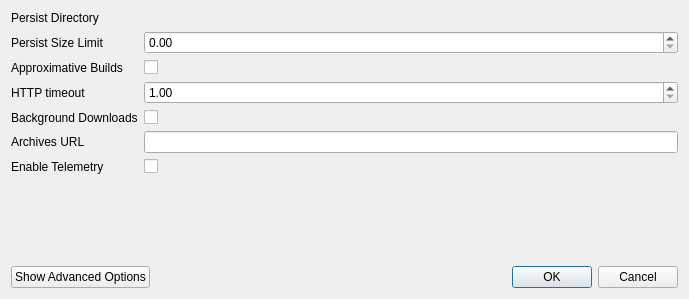
First picture: the form in gui/mozregui/ui/global_prefs.ui, repository mozilla/mozregression, before the edit.
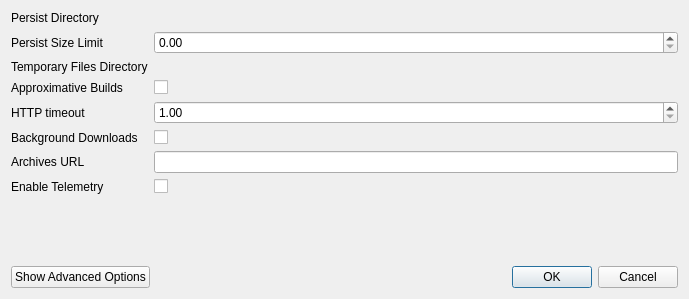
Second picture: the form after the edit. Custom widgets are drawn as their Qt base class.

Commit message: config: allow temp directory to be overridden (bug 2056852) (#2209)

Patch:
```diff
--- a/gui/mozregui/ui/global_prefs.ui
+++ b/gui/mozregui/ui/global_prefs.ui
@@ -53,6 +53,19 @@
       </widget>
      </item>
      <item row="2" column="0">
+      <widget class="QLabel" name="temp_dir_label">
+       <property name="toolTip">
+        <string>The directory in which temporary files, such as profile clones and unpacked builds, are created. Leave blank to use the system temp directory.</string>
+       </property>
+       <property name="text">
+        <string>Temporary Files Directory</string>
+       </property>
+      </widget>
+     </item>
+     <item row="2" column="1">
+      <widget class="DirectorySelectWidget" name="temp_dir" native="true"/>
+     </item>
+     <item row="3" column="0">
       <widget class="QLabel" name="label_4">
        <property name="toolTip">
         <string>reuse approximate persistent builds instead of downloading the accurate ones.</string>
@@ -62,14 +75,14 @@
        </property>
       </widget>
      </item>
-     <item row="2" column="1">
+     <item row="3" column="1">
       <widget class="QCheckBox" name="approx">
        <property name="text">
         <string/>
        </property>
       </widget>
      </item>
-     <item row="3" column="0">
+     <item row="4" column="0">
       <widget class="QLabel" name="label_3">
        <property name="toolTip">
         <string>Timeout in seconds to abort requests when there is no activity from the server. Default to 30.0 seconds - increase this if you are under a really slow network.</string>
@@ -79,14 +92,14 @@
        </property>
       </widget>
      </item>
-     <item row="3" column="1">
+     <item row="4" column="1">
       <widget class="QDoubleSpinBox" name="http_timeout">
        <property name="minimum">
         <double>1.000000000000000</double>
        </property>
       </widget>
      </item>
-     <item row="4" column="0">
+     <item row="5" column="0">
       <widget class="QLabel" name="label_2">
        <property name="toolTip">
         <string>If checked, background downloads of the next builds will start while you are evaluating a build.</string>
@@ -96,14 +109,14 @@
        </property>
       </widget>
      </item>
-     <item row="4" column="1">
+     <item row="5" column="1">
       <widget class="QCheckBox" name="bg_downloads">
        <property name="text">
         <string/>
        </property>
       </widget>
      </item>
-     <item row="5" column="0">
+     <item row="6" column="0">
       <widget class="QLabel" name="label_5">
        <property name="toolTip">
         <string>&lt;html&gt;&lt;head/&gt;&lt;body&gt;&lt;p&gt;Base url used to find the archived builds. You can set it blank to revert to the default value.&lt;/p&gt;&lt;/body&gt;&lt;/html&gt;</string>
@@ -113,10 +126,10 @@
        </property>
       </widget>
      </item>
-     <item row="5" column="1">
+     <item row="6" column="1">
       <widget class="QLineEdit" name="archive_base_url"/>
      </item>
-     <item row="6" column="0">
+     <item row="7" column="0">
       <widget class="QLabel" name="telemetryLabel">
        <property name="toolTip">
         <string>Send anonymized data on mozregression usage to Mozilla</string>
@@ -126,7 +139,7 @@
        </property>
       </widget>
      </item>
-     <item row="6" column="1">
+     <item row="7" column="1">
       <widget class="QCheckBox" name="enable_telemetry"/>
      </item>
     </layout>
```
The commit also changes 9 other files.
